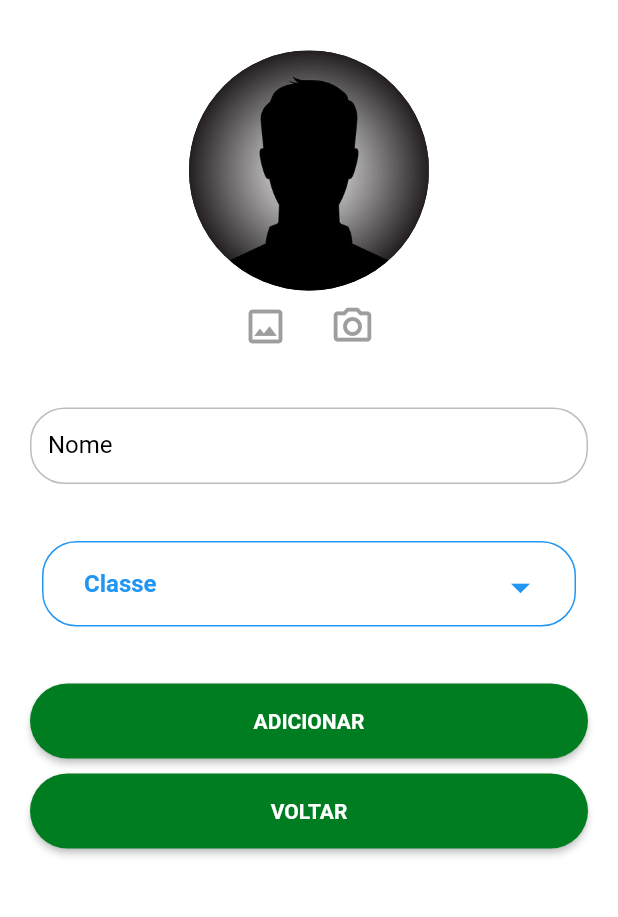
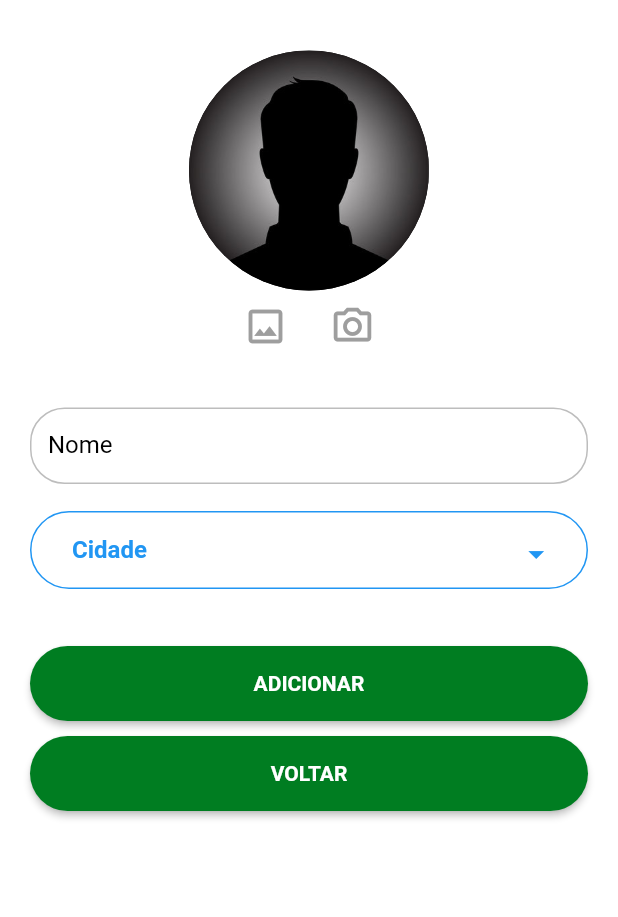
Before and after one commit to DiegoVeneroso/uruguaiana, a Flutter app: the HomeAddPage screen opened by its route, on a phone screen of 412 x 824 dp, the part 143-1060 px from its top. Run offline on Flutter 3.47's test engine with Material 2 defaults, Android fonts, the phone set to English and light mode, and no system bars; our stand-ins replace appwrite, dropdown_button2, firebase_core, firebase_messaging, get, get_storage and 2 more; missing offline and left inert: dart:ffi, validatorless; accounts and stored records are empty; network calls fail; Roboto replaces fonts that are missing (mplus1); statements that could not run were skipped.

Commit message:
house 10/10

```diff
--- /dev/null
+++ b/lib/app/core/ui/widgets/custom_dropdown_button.dart
@@ -0,0 +1,81 @@
+// ignore_for_file: public_member_api_docs, sort_constructors_first
+import 'dart:ffi';
+
+import 'package:dropdown_button2/dropdown_button2.dart';
+import 'package:flutter/material.dart';
+import 'package:get/get.dart';
+import 'package:uruguaiana/app/modules/home/home_controller.dart';
+
+class CustomDropdownButton extends GetView<HomeController> {
+  final String label;
+  Future<List<DropdownMenuItem<String>>> futureListDropdown;
+  final FormFieldValidator<String>? validator;
+
+  CustomDropdownButton({
+    Key? key,
+    required this.label,
+    required this.futureListDropdown,
+    required this.validator,
+  }) : super(key: key);
+
+  @override
+  Widget build(BuildContext context) {
+    return FutureBuilder(
+        // future: controller.getDropdowValue(labelAndColecctionList: 'Cidade'),
+        future: futureListDropdown,
+        builder: (context, snapshot) {
+          return Padding(
+            padding: const EdgeInsets.only(
+                top: 8.0, left: 0.0, right: 0.0, bottom: 8.0),
+            child: DropdownButtonFormField2(
+              style: const TextStyle(
+                  color: Colors.blue, fontWeight: FontWeight.bold),
+              decoration: InputDecoration(
+                isDense: true,
+                labelStyle: const TextStyle(
+                    color: Colors.blue, fontWeight: FontWeight.bold),
+                errorStyle: const TextStyle(
+                    color: Colors.redAccent, fontWeight: FontWeight.bold),
+                border: OutlineInputBorder(
+                  borderRadius: BorderRadius.circular(23),
+                  borderSide: const BorderSide(color: Colors.blue),
+                ),
+                enabledBorder: OutlineInputBorder(
+                  borderRadius: BorderRadius.circular(30),
+                  borderSide: const BorderSide(color: Colors.blue),
+                ),
+                focusedBorder: OutlineInputBorder(
+                  borderRadius: BorderRadius.circular(30),
+                  borderSide: const BorderSide(color: Colors.blue),
+                ),
+                filled: true,
+                fillColor: Colors.white,
+              ),
+              isExpanded: true,
+              hint: Text(
+                label,
+                style: const TextStyle(
+                    fontSize: 16,
+                    // fontWeight: FontWeight.bold,
+                    color: Colors.blue),
+              ),
+              icon: const Icon(
+                Icons.arrow_drop_down,
+                color: Colors.blue,
+              ),
+              iconSize: 25,
+              buttonHeight: 20,
+              buttonPadding: const EdgeInsets.only(left: 0, right: 10),
+              dropdownDecoration: BoxDecoration(
+                borderRadius: BorderRadius.circular(23),
+              ),
+              items: snapshot.data,
+              validator: validator,
+              onChanged: (value) {
+                controller.valorSelecionadoDropDown?.value = value.toString();
+              },
+            ),
+          );
+        });
+  }
+}
--- a/lib/app/models/item_model.dart
+++ b/lib/app/models/item_model.dart
@@ -5,10 +5,12 @@ class ItemModel {
   String? id;
   String name;
   String image;
+  String cidade;
   ItemModel({
     this.id,
     required this.name,
     required this.image,
+    required this.cidade,
   });
 
   Map<String, dynamic> toMap() {
@@ -16,6 +18,7 @@ class ItemModel {
       'id': id,
       'name': name,
       'image': image,
+      'cidade': cidade,
     };
   }
 
@@ -24,6 +27,7 @@ class ItemModel {
       id: map['id'] != null ? map['id'] as String : null,
       name: map['name'] as String,
       image: map['image'] as String,
+      cidade: map['cidade'] as String,
     );
   }
 
--- a/lib/app/models/zone_model.dart
+++ /dev/null
@@ -1,46 +0,0 @@
-// To parse this JSON data, do
-//
-//     final zoneModel = zoneModelFromJson(jsonString);
-
-import 'dart:convert';
-
-ZoneModel zoneModelFromJson(String str) => ZoneModel.fromJson(json.decode(str));
-
-String zoneModelToJson(ZoneModel data) => json.encode(data.toJson());
-
-class ZoneModel {
-  ZoneModel({
-    this.zoneData,
-  });
-
-  List<Zone>? zoneData;
-
-  factory ZoneModel.fromJson(Map<String, dynamic> json) => ZoneModel(
-        zoneData:
-            List<Zone>.from(json["zoneData"].map((x) => Zone.fromJson(x))),
-      );
-
-  Map<String, dynamic> toJson() => {
-        "zoneData": List<dynamic>.from(zoneData!.map((x) => x.toJson())),
-      };
-}
-
-class Zone {
-  Zone({
-    this.zoneId,
-    this.zoneName,
-  });
-
-  int? zoneId;
-  String? zoneName;
-
-  factory Zone.fromJson(Map<String, dynamic> json) => Zone(
-        zoneId: json["zoneId"],
-        zoneName: json["zoneName"],
-      );
-
-  Map<String, dynamic> toJson() => {
-        "zoneId": zoneId,
-        "zoneName": zoneName,
-      };
-}
--- a/lib/app/modules/home/home_add_page.dart
+++ b/lib/app/modules/home/home_add_page.dart
@@ -4,6 +4,7 @@ import 'package:dropdown_button2/dropdown_button2.dart';
 import 'package:flutter/material.dart';
 
 import 'package:get/get.dart';
+import 'package:uruguaiana/app/core/ui/widgets/custom_dropdown_button.dart';
 import 'package:uruguaiana/app/repository/home_repositories.dart';
 import 'package:validatorless/validatorless.dart';
 
@@ -124,80 +125,14 @@ class _HomeAddPageState extends AppState<HomeAddPage, HomeController> {
                       validator: Validatorless.required('Nome Obrigatório'),
                     ),
                     const SizedBox(
-                      height: 30,
+                      height: 10,
                     ),
-                    FutureBuilder(
-                        future: HomeRepository().getDropdowClasse(),
-                        builder: (context, snapshot) {
-                          return Padding(
-                            padding: const EdgeInsets.only(
-                                top: 8.0, left: 8.0, right: 8.0, bottom: 8.0),
-                            child: DropdownButtonFormField2(
-                              style: const TextStyle(
-                                  color: Colors.blue,
-                                  fontWeight: FontWeight.bold),
-                              decoration: InputDecoration(
-                                isDense: true,
-                                labelStyle: const TextStyle(
-                                    color: Colors.blue,
-                                    fontWeight: FontWeight.bold),
-                                errorStyle: const TextStyle(
-                                    color: Colors.redAccent,
-                                    fontWeight: FontWeight.bold),
-                                border: OutlineInputBorder(
-                                  borderRadius: BorderRadius.circular(23),
-                                  borderSide:
-                                      const BorderSide(color: Colors.blue),
-                                ),
-                                enabledBorder: OutlineInputBorder(
-                                  borderRadius: BorderRadius.circular(23),
-                                  borderSide:
-                                      const BorderSide(color: Colors.blue),
-                                ),
-                                focusedBorder: OutlineInputBorder(
-                                  borderRadius: BorderRadius.circular(23),
-                                  borderSide:
-                                      const BorderSide(color: Colors.blue),
-                                ),
-                                filled: true,
-                                fillColor: Colors.white,
-                              ),
-                              isExpanded: true,
-                              hint: const Text(
-                                'Classe',
-                                style: TextStyle(
-                                    fontSize: 16,
-                                    fontFamily: 'mplus1',
-                                    fontWeight: FontWeight.bold,
-                                    color: Colors.blue),
-                              ),
-                              icon: const Icon(
-                                Icons.arrow_drop_down,
-                                color: Colors.blue,
-                              ),
-                              iconSize: 30,
-                              buttonHeight: 25,
-                              buttonPadding:
-                                  const EdgeInsets.only(left: 0, right: 10),
-                              dropdownDecoration: BoxDecoration(
-                                borderRadius: BorderRadius.circular(23),
-                              ),
-                              items: snapshot.data,
-                              validator: (value) {
-                                if (value == null) {
-                                  return 'Selecione a sua classe';
-                                }
-                                return null;
-                              },
-                              onChanged: (value) {
-                                setState(() {
-                                  controller.valorSelecionadoClasse =
-                                      value.toString();
-                                });
-                              },
-                            ),
-                          );
-                        }),
+                    CustomDropdownButton(
+                      label: 'Cidade',
+                      futureListDropdown: controller.getDropdowValue(
+                          labelAndColecctionList: 'Cidade'),
+                      validator: Validatorless.required('Cidade é obrigatória'),
+                    ),
                     const SizedBox(
                       height: 30,
                     ),
@@ -213,10 +148,14 @@ class _HomeAddPageState extends AppState<HomeAddPage, HomeController> {
                               controller.itemAdd({
                                 'name': _nameEC.text,
                                 'imagePath': controller.imageFile!.path,
+                                'cidade':
+                                    controller.valorSelecionadoDropDown?.value,
                               });
                             } else {
                               controller.itemAdd({
                                 'name': _nameEC.text,
+                                'dropdownCidade':
+                                    controller.valorSelecionadoDropDown?.value,
                               });
                             }
                           }
--- a/lib/app/modules/home/home_controller.dart
+++ b/lib/app/modules/home/home_controller.dart
@@ -1,4 +1,5 @@
 // ignore_for_file: public_member_api_docs, sort_constructors_first
+import 'dart:developer';
 import 'dart:io';
 
 import 'package:appwrite/appwrite.dart';
@@ -23,17 +24,14 @@ class HomeController extends GetxController
   final _dialog = Rxn<DialogModel>();
   var itemList = <ItemModel>[].obs;
   Rx<List<ItemModel>> foundItem = Rx<List<ItemModel>>([]);
+  RxList<DropdownMenuItem<String>> listDropdownClasse =
+      <DropdownMenuItem<String>>[].obs;
 
   late Rx<File?> pickedFile;
   File? get profileImage => pickedFile.value;
   XFile? imageFile;
 
-  final List<String> listaClasse = [
-    'Docente',
-    'TAE',
-    'Discente',
-  ];
-  String? valorSelecionadoClasse;
+  RxString? valorSelecionadoDropDown = ''.obs;
 
   HomeController({
     required this.repository,
@@ -116,9 +114,9 @@ class HomeController extends GetxController
   void loadData() async {
     try {
       // _loading.toggle();
-      var dataRepository = await repository.loadDataRepository();
+      var result = await repository.loadDataRepository();
 
-      itemList.assignAll(dataRepository);
+      itemList.assignAll(result);
       // _loading.toggle();
     } catch (e) {
       // _loading.toggle();
@@ -253,4 +251,28 @@ class HomeController extends GetxController
       Get.offAndToNamed('/home');
     }
   }
+
+  Future<List<DropdownMenuItem<String>>> getDropdowValue(
+      {required String labelAndColecctionList}) async {
+    try {
+      var result =
+          await repository.getDropdowValueRepository(labelAndColecctionList);
+
+      for (var res in result.data['value']) {
+        listDropdownClasse.add(DropdownMenuItem(
+          value: res,
+          child: Text(
+            res,
+            style: const TextStyle(fontSize: 14, fontWeight: FontWeight.bold),
+          ),
+        ));
+      }
+
+      return listDropdownClasse;
+    } on AppwriteException catch (e) {
+      log(e.response['type']);
+
+      throw (e.response['type']);
+    }
+  }
 }
```
Also changed, not shown: lib/app/core/ui/widgets/dropdown_controller.dart (deleted, +0 -34 lines), lib/app/modules/home/home_page.dart (+8 -11 lines), lib/app/repository/home_repositories.dart (+11 -19 lines).
